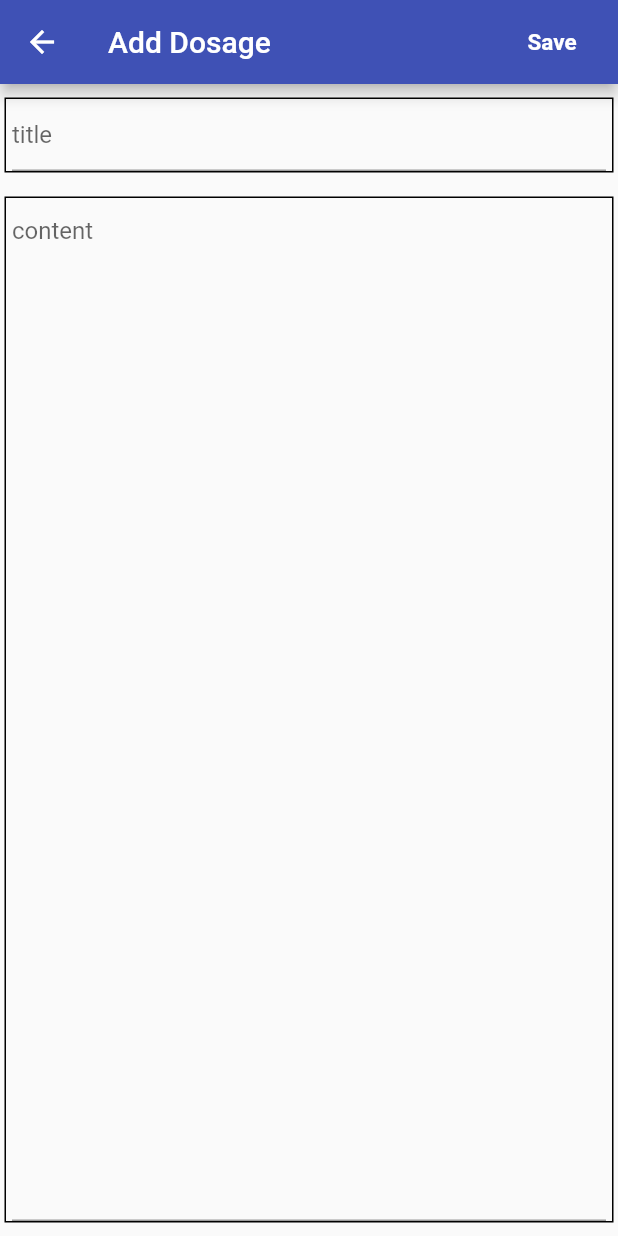
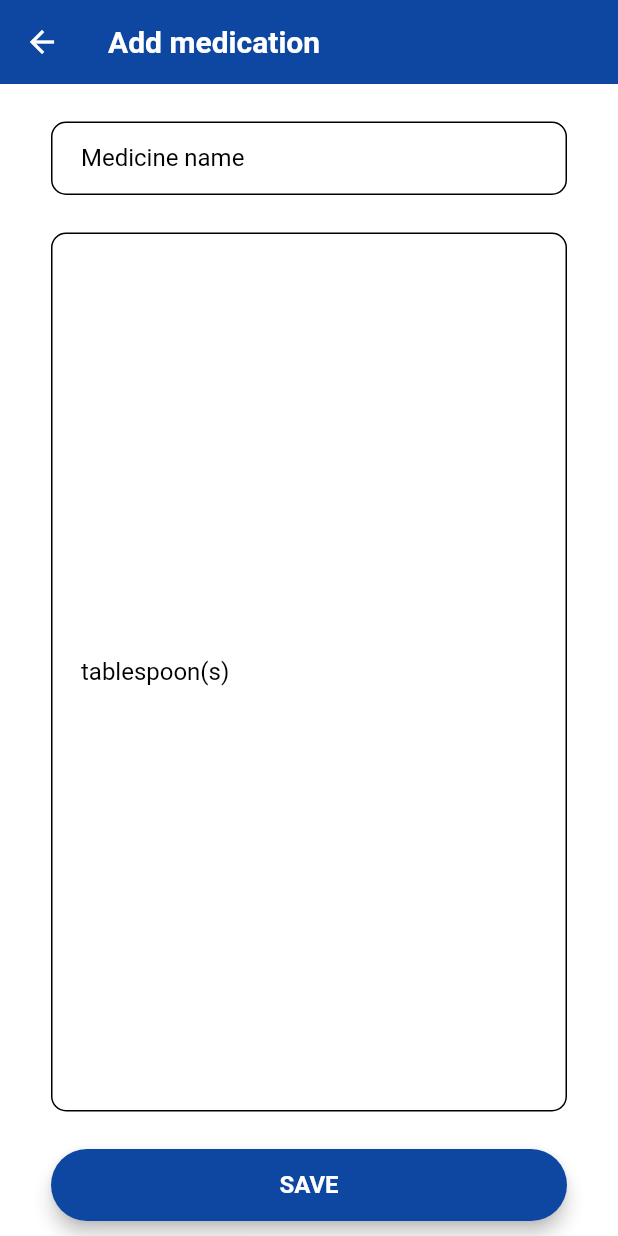
Before and after one commit to it19062884Ruvindu/Group_43_Medicine_Allert_App, a Flutter app: the DosageHome screen opened directly, after a tap on "Click here to add", on a phone screen of 412 x 824 dp. Run offline on Flutter 3.47's test engine with Material 2 defaults, Android fonts, the phone set to English and light mode, and no system bars; our stand-ins replace cloud_firestore, firebase_auth, firebase_core, fluttertoast, lottie; accounts and stored records are empty.

Commit message:
dosage updated

```diff
--- /dev/null
+++ b/lib/pages/constants.dart
@@ -0,0 +1,6 @@
+import 'package:flutter/material.dart';
+
+Color kPrimary = Color(0xFF0E4749);
+Color kSecondary = Color(0xFF002626);
+Color kTextPrimary = Color(0xFFEFE7DA);
+Color kTextSecondary = Color(0xFFE55812);
--- a/lib/pages/dosage/add_dosage.dart
+++ b/lib/pages/dosage/add_dosage.dart
@@ -4,71 +4,125 @@ import 'package:fluttertoast/fluttertoast.dart';
 import 'dosage_list.dart';
 
 class AddDosage extends StatelessWidget {
-  TextEditingController title = TextEditingController();
-  TextEditingController content = TextEditingController();
+  TextEditingController medicine = TextEditingController();
+  TextEditingController unit = TextEditingController();
 
   CollectionReference ref = FirebaseFirestore.instance.collection('dosages');
 
   @override
   Widget build(BuildContext context) {
     return Scaffold(
+      backgroundColor: const Color(0xFF0D47A1),
       appBar: AppBar(
-        title: Text('Add Dosage'),
-        actions: [
-          MaterialButton(
-            onPressed: () {
-              ref.add({
-                'title': title.text,
-                'content': content.text,
-              }).whenComplete(() {
-                Navigator.pushReplacement(
-                    context, MaterialPageRoute(builder: (_) => Dosagelist()));
-                Fluttertoast.showToast(msg: "A New Dosage Added");
-              });
+        title: const Text("Add medication"),
+        titleTextStyle: const TextStyle(
+          color: Color(0xFFFFFFFF),
+          fontWeight: FontWeight.bold,
+          fontSize: 20,
+        ),
+        backgroundColor: Colors.transparent,
+        elevation: 0,
+        leading: IconButton(
+          icon: const Icon(Icons.arrow_back, color: Color(0xFFFFFFFF)),
+          onPressed: (){
+            Navigator.of(context).pop();
           },
-            child: Text(
-              "Save",
-              style: TextStyle(
-                  color: Colors.white,
-                  fontWeight: FontWeight.bold,
-                  fontSize: 15),
         ),
       ),
-        ],
+      body: Center(
+        child: Container(
+          color: const Color(0xFFFFFFFF),
+          child: Padding(
+            padding: const EdgeInsets.only(left: 34.0, right: 34.0,top: 0.0,bottom: 10.0),
+            child: Column(
+              mainAxisAlignment: MainAxisAlignment.center,
+              crossAxisAlignment: CrossAxisAlignment.center,
+              children: <Widget>[
+                const SizedBox(height: 25),
+                TextFormField(
+                  style: const TextStyle(
+                    color: Color(0xFF000000),
                   ),
-      body: Column(
-        children: [
-          Container(
-            margin: EdgeInsets.fromLTRB(3, 9, 3, 3),
-            padding: EdgeInsets.fromLTRB(4, 0, 4, 0),
-            decoration: BoxDecoration(border: Border.all()),
-            child: TextField(
-              controller: title,
+                  controller: medicine,
+                  textInputAction: TextInputAction.next,
                   decoration: InputDecoration(
-                hintText: 'title',
+                    contentPadding: const EdgeInsets.fromLTRB(20, 15, 20, 15),
+                    labelText: "Medicine name",
+                    labelStyle: const TextStyle(color: Color(0xFF000000)),
+                    focusedBorder: OutlineInputBorder(
+                      borderRadius: BorderRadius.circular(10),
+                      borderSide: const BorderSide(
+                        color: Color(0xFF000000),
+                      ),
+                    ),
+                    enabledBorder: OutlineInputBorder(
+                      borderRadius: BorderRadius.circular(10),
+                      borderSide: const BorderSide(
+                        color: Color(0xFF000000),
                       ),
                     ),
                   ),
-          SizedBox(
-            height: 10,
                 ),
+                const SizedBox(height: 25),
                 Expanded(
-            child: Container(
-              margin: EdgeInsets.fromLTRB(3, 3, 3, 9),
-              padding: EdgeInsets.fromLTRB(4, 0, 4, 0),
-              decoration: BoxDecoration(border: Border.all()),
-              child: TextField(
-                controller: content,
+                  child: TextFormField(
+                    controller: unit,
                     expands: true,
                     maxLines: null,
+                    keyboardType: TextInputType.multiline,
+                    style: const TextStyle(
+                      color: Color(0xFF000000),
+                    ),
                     decoration: InputDecoration(
-                  hintText: 'content',
+                      contentPadding: const EdgeInsets.fromLTRB(20, 15, 20, 15),
+                      labelText: "tablespoon(s)",
+                      labelStyle: const TextStyle(color: Color(0xFF000000)),
+                      focusedBorder: OutlineInputBorder(
+                        borderRadius: BorderRadius.circular(10),
+                        borderSide: const BorderSide(
+                          color: Color(0xFF000000),
+                        ),
+                      ),
+                      enabledBorder: OutlineInputBorder(
+                        borderRadius: BorderRadius.circular(10),
+                        borderSide: const BorderSide(
+                          color: Color(0xFF000000),
+                        ),
+                      ),
+                    ),
+                  ),
+                ),
+                const SizedBox(height: 25),
+                Material(
+                  elevation: 5,
+                  borderRadius: BorderRadius.circular(30),
+                  color: const Color(0xFF0D47A1),
+                  child: MaterialButton(
+                    padding: const EdgeInsets.fromLTRB(20, 5, 20, 5),
+                    minWidth: MediaQuery.of(context).size.width,
+                    onPressed: () {
+                      ref.add({
+                        'medicine': medicine.text,
+                        'unit': unit.text,
+                      }).whenComplete(() {
+                        Navigator.pushReplacement(context, MaterialPageRoute(builder: (_) => const Dosagelist()));
+                      });
+                    },
+                    child: const Text(
+                      "SAVE",
+                      textAlign: TextAlign.center,
+                      style: TextStyle(
+                          fontSize: 16,
+                          color: Color(0xFFFFFFFF), fontWeight: FontWeight.bold
                       ),
                     ),
                   ),
                 ),
               ],
             ),
+          ),
+        ),
+      ),
     );
   }
 }
--- a/lib/pages/dosage/dosage_list.dart
+++ b/lib/pages/dosage/dosage_list.dart
@@ -26,7 +26,7 @@ class _DosagelistState extends State<Dosagelist> {
         ),
       ),
       appBar: AppBar(
-        title: Text('Dosage List'),
+        title: Text('My Medications'),
       ),
       body: StreamBuilder(
         stream: _usersStream,
@@ -75,13 +75,14 @@ class _DosagelistState extends State<Dosagelist> {
                             ),
                           ),
                           title: Text(
-                            snapshot.data!.docChanges[index].doc['title'],
+                            snapshot.data!.docChanges[index].doc['medicine'],
                             style: TextStyle(
                               fontSize: 20,
+                              fontWeight: FontWeight.bold,
                             ),
                           ),
                           subtitle: Text(
-                            snapshot.data!.docChanges[index].doc['content'],
+                            snapshot.data!.docChanges[index].doc['unit'],
                             style: TextStyle(
                               fontSize: 15,
                             ),
--- a/lib/pages/dosage/dosage_read.dart
+++ b/lib/pages/dosage/dosage_read.dart
@@ -18,7 +18,7 @@ class _DosageReadState extends State<DosageRead> {
           Expanded(
             child: Container(
                 decoration: BoxDecoration(border: Border.all()),
-                child: Text(widget.docid.get('title'))),
+                child: Text(widget.docid.get('medicine'))),
           ),
           const SizedBox(
             height: 10,
@@ -27,7 +27,7 @@ class _DosageReadState extends State<DosageRead> {
             child: Container(
                 decoration: BoxDecoration(border: Border.all()),
                 child: Text(
-                  widget.docid.get('content'),
+                  widget.docid.get('tablespoon(s)'),
                 )),
           )
         ],
--- a/lib/pages/main/dosage_home.dart
+++ b/lib/pages/main/dosage_home.dart
@@ -119,7 +119,7 @@ class _DosageHomeState extends State<DosageHome> {
                           crossAxisAlignment: CrossAxisAlignment.start,
                           children: [
                             Text(
-                              "New Dosages",
+                              "New Medications",
                               style: TextStyle(
                                 fontSize: 16,
                                 color: Color(0xFF363f93),
@@ -127,7 +127,7 @@ class _DosageHomeState extends State<DosageHome> {
                               ),
                             ),
                             Text(
-                              "Add new items here",
+                              "Add new dosage here",
                               style: TextStyle(
                                 fontSize: 14,
                                 color: Colors.grey,
@@ -197,7 +197,7 @@ class _DosageHomeState extends State<DosageHome> {
                                 height: 2,
                               ),
                               GestureDetector(
-                                child: Text("View Dosages", style: TextStyle(
+                                child: Text("View Medications", style: TextStyle(
                                   fontSize: 20,
                                   color: Colors.white,
                                   fontWeight: FontWeight.bold,
@@ -241,7 +241,7 @@ class _DosageHomeState extends State<DosageHome> {
                             crossAxisAlignment: CrossAxisAlignment.start,
                             children: <Widget>[
                               Text(
-                                "Edit & Remove Dosages",
+                                "Edit & Remove Medications",
                                 style: TextStyle(
                                     color: Colors.white, fontSize: 12),
                               ),
@@ -249,7 +249,7 @@ class _DosageHomeState extends State<DosageHome> {
                                 height: 2,
                               ),
                               GestureDetector(
-                                child: Text("Change Dosage List", style: TextStyle(
+                                child: Text("Change Medications List", style: TextStyle(
                                   fontSize: 20,
                                   color: Colors.white,
                                   fontWeight: FontWeight.bold,
--- a/pubspec.yaml
+++ b/pubspec.yaml
@@ -41,6 +41,7 @@ dependencies:
   # Use with the CupertinoIcons class for iOS style icons.
   cupertino_icons: ^1.0.2
   lottie: ^1.2.2
+  flutter_local_notifications: ^9.4.0
 
 
 dev_dependencies:
@@ -71,6 +72,7 @@ flutter:
    - assets/user.jpg
    - assets/dosage.png
 
+
   # An image asset can refer to one or more resolution-specific "variants", see
   # https://flutter.dev/assets-and-images/#resolution-aware.
 
```
Also changed, not shown: lib/pages/dosage/edit_dosage.dart (+66 -33 lines), assets/fonts/Raleway-Regular.ttf (added), lib/pages/dosage/dosage_notification.dart (added), pubspec.lock. Lines whose indentation alone changed are shown as unchanged.
